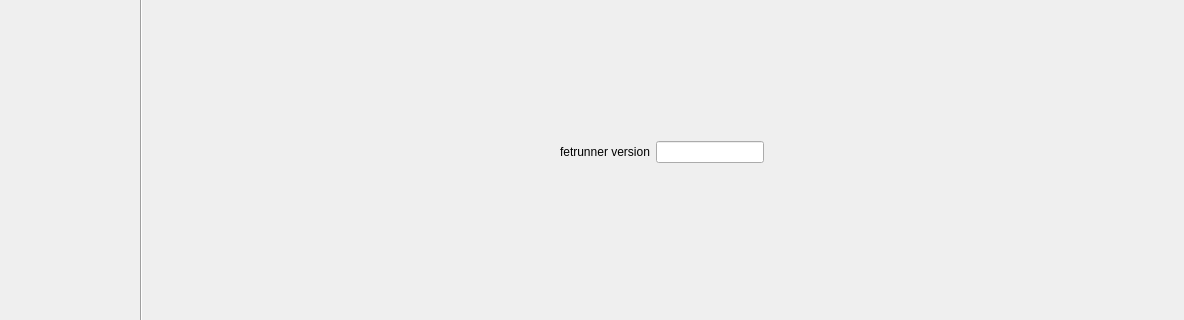
First picture: the form in gui/mainwindow.ui, repository gradgrind/fetrunner, before the edit; both pictures show x 0 to 1184 and y 203 to 523 of the 1184 by 727 pixel window.
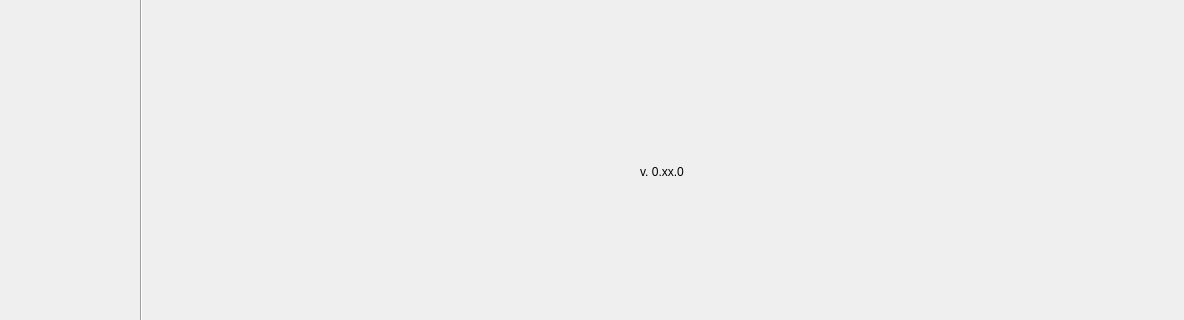
Second picture: the form after the edit. Icons and pictures are not drawn.

Patch:
```diff
--- a/gui/mainwindow.ui
+++ b/gui/mainwindow.ui
@@ -200,56 +200,6 @@
            </property>
           </spacer>
          </item>
-         <item>
-          <layout class="QHBoxLayout" name="horizontalLayout_2">
-           <item>
-            <spacer name="horizontalSpacer_2">
-             <property name="orientation">
-              <enum>Qt::Orientation::Horizontal</enum>
-             </property>
-             <property name="sizeHint" stdset="0">
-              <size>
-               <width>40</width>
-               <height>20</height>
-              </size>
-             </property>
-            </spacer>
-           </item>
-           <item>
-            <widget class="QLabel" name="label_2">
-             <property name="text">
-              <string>fetrunner version</string>
-             </property>
-            </widget>
-           </item>
-           <item>
-            <widget class="QLineEdit" name="fetrunner_version">
-             <property name="sizePolicy">
-              <sizepolicy hsizetype="Fixed" vsizetype="Fixed">
-               <horstretch>0</horstretch>
-               <verstretch>0</verstretch>
-              </sizepolicy>
-             </property>
-             <property name="alignment">
-              <set>Qt::AlignmentFlag::AlignRight|Qt::AlignmentFlag::AlignTrailing|Qt::AlignmentFlag::AlignVCenter</set>
-             </property>
-            </widget>
-           </item>
-           <item>
-            <spacer name="horizontalSpacer">
-             <property name="orientation">
-              <enum>Qt::Orientation::Horizontal</enum>
-             </property>
-             <property name="sizeHint" stdset="0">
-              <size>
-               <width>40</width>
-               <height>20</height>
-              </size>
-             </property>
-            </spacer>
-           </item>
-          </layout>
-         </item>
          <item>
           <widget class="QLabel" name="label_3">
            <property name="text">
@@ -260,6 +210,22 @@
            </property>
           </widget>
          </item>
+         <item>
+          <widget class="QLabel" name="fetrunner_version">
+           <property name="sizePolicy">
+            <sizepolicy hsizetype="Preferred" vsizetype="Preferred">
+             <horstretch>0</horstretch>
+             <verstretch>0</verstretch>
+            </sizepolicy>
+           </property>
+           <property name="text">
+            <string>v. 0.xx.0</string>
+           </property>
+           <property name="alignment">
+            <set>Qt::AlignmentFlag::AlignCenter</set>
+           </property>
+          </widget>
+         </item>
          <item>
           <spacer name="verticalSpacer_3">
            <property name="orientation">
```
Left out of the diff: 2 changed lines with no effect on the pictures.
